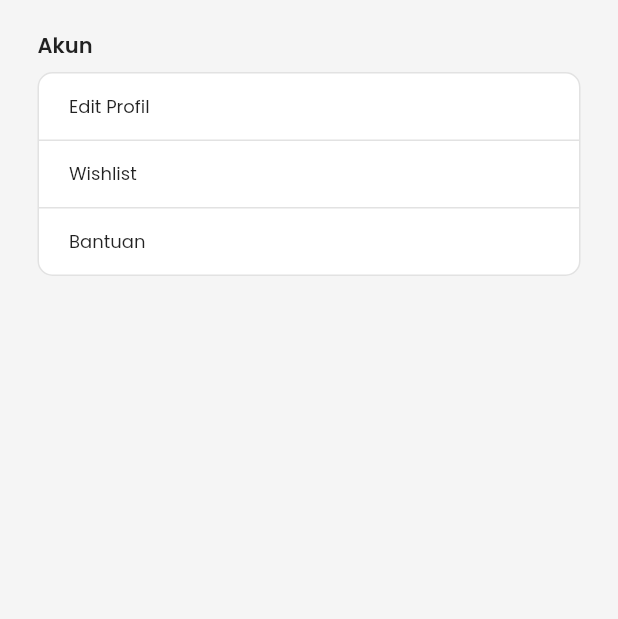
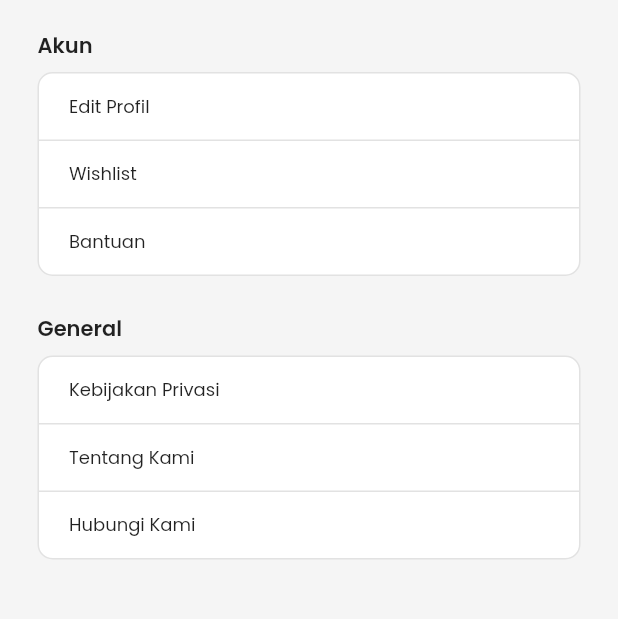
Before and after one commit to anugrahsputra/kantin_online, a Flutter app: the Userscreen screen opened directly, on a phone screen of 412 x 824 dp, the part 96-715 px from its top. Run offline on Flutter 3.47's test engine with Material 2 defaults, Android fonts, the phone set to English and light mode, and no system bars; our stand-ins replace carousel_slider, flutter_svg, google_fonts, smooth_page_indicator.

Commit message:
add General section

```diff
--- a/lib/screens/home/userscreen.dart
+++ b/lib/screens/home/userscreen.dart
@@ -134,6 +134,96 @@ class Userscreen extends StatelessWidget {
       );
     }
 
+    Widget general() {
+      return Container(
+        margin: const EdgeInsets.only(
+          left: defaultMargin2,
+          right: defaultMargin2,
+          top: defaultMargin2,
+        ),
+        child: Column(
+          crossAxisAlignment: CrossAxisAlignment.start,
+          children: [
+            Text(
+              'General',
+              style: primaryText.copyWith(
+                fontSize: 14,
+                fontWeight: semiBold,
+              ),
+            ),
+            const SizedBox(
+              height: 7,
+            ),
+            Container(
+              width: MediaQuery.of(context).size.width,
+              height: 136,
+              decoration: BoxDecoration(
+                color: Colors.white,
+                border: Border.all(
+                  color: const Color(0xffE2E2E2),
+                ),
+                borderRadius: BorderRadius.circular(10),
+              ),
+              child: Column(
+                crossAxisAlignment: CrossAxisAlignment.start,
+                children: [
+                  GestureDetector(
+                    onTap: () {},
+                    child: Container(
+                      margin: const EdgeInsets.only(
+                          left: defaultMargin1, top: 13, bottom: 13),
+                      child: Text(
+                        'Kebijakan Privasi',
+                        style: primaryText.copyWith(
+                          fontSize: 12,
+                        ),
+                      ),
+                    ),
+                  ),
+                  const Divider(
+                    color: Color(0xffE2E2E2),
+                    height: 1,
+                    thickness: 1,
+                  ),
+                  GestureDetector(
+                    onTap: () {},
+                    child: Container(
+                      margin: const EdgeInsets.symmetric(
+                          horizontal: defaultMargin1, vertical: 13),
+                      child: Text(
+                        'Tentang Kami',
+                        style: primaryText.copyWith(
+                          fontSize: 12,
+                        ),
+                      ),
+                    ),
+                  ),
+                  const Divider(
+                    color: Color(0xffE2E2E2),
+                    height: 1,
+                    thickness: 1,
+                  ),
+                  GestureDetector(
+                    onTap: () {},
+                    child: Container(
+                      margin: const EdgeInsets.symmetric(
+                          horizontal: defaultMargin1, vertical: 13),
+                      child: Text(
+                        'Hubungi Kami',
+                        style: primaryText.copyWith(
+                          fontSize: 12,
+                        ),
+                      ),
+                    ),
+                  ),
+                ],
+              ),
+            ),
+          ],
+        ),
+      );
+    }
+
     return Scaffold(
       backgroundColor: backgroundColor,
       body: SafeArea(
@@ -141,6 +231,7 @@ class Userscreen extends StatelessWidget {
           children: [
             header(),
             akun(),
+            general(),
           ],
         ),
       ),
```
